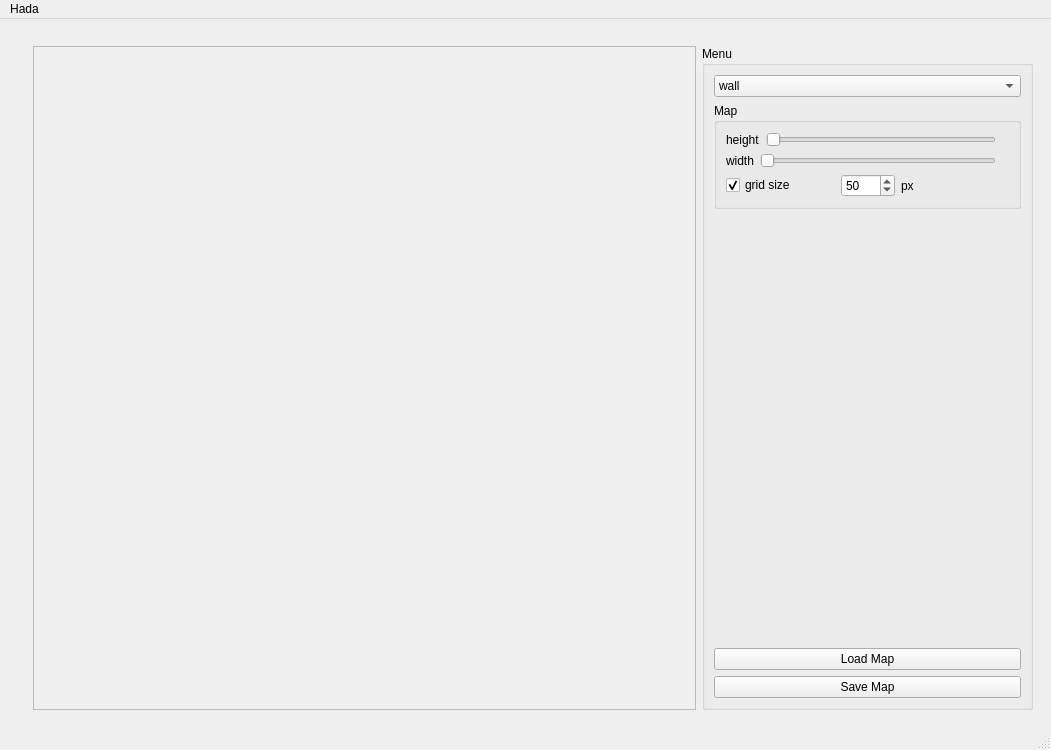
Before: the Qt Designer form mainwindow.ui in LaserShrimp/Hada, drawn with Qt 5.
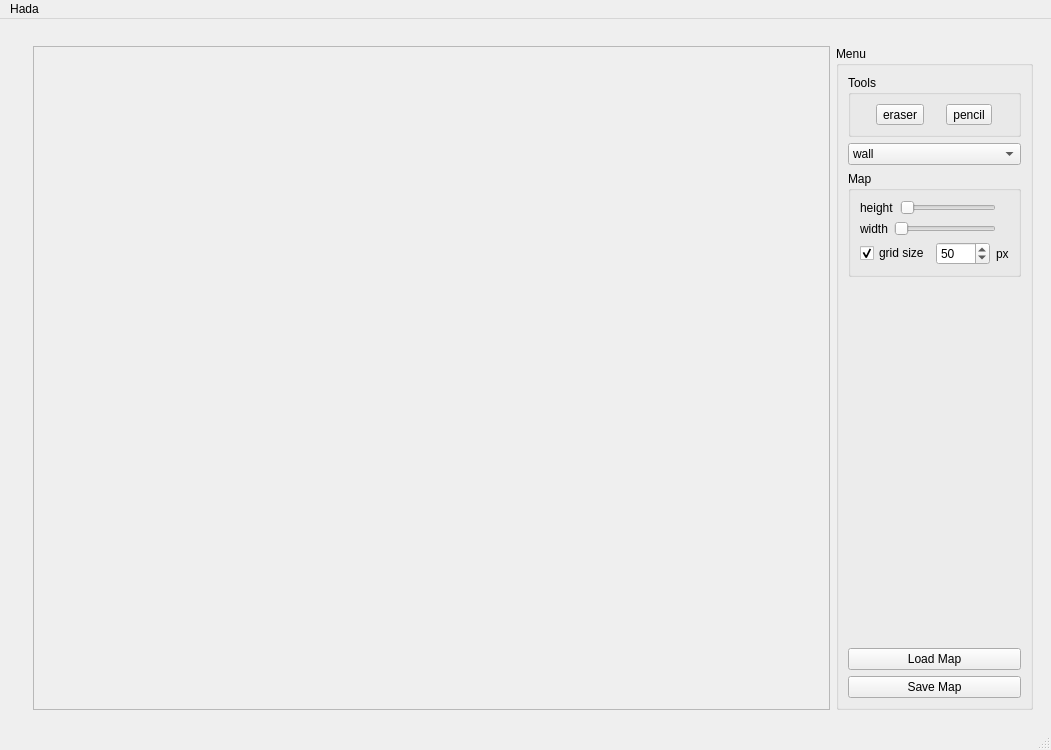
After: the same form once the commit is applied.

Commit message: replaced vector with a map

The edit to the form file:
```diff
--- a/mainwindow.ui
+++ b/mainwindow.ui
@@ -38,7 +38,7 @@
         <verstretch>1</verstretch>
        </sizepolicy>
       </property>
-      <layout class="QHBoxLayout" name="horizontalLayout" stretch="2,1">
+      <layout class="QHBoxLayout" name="horizontalLayout" stretch="2,0">
        <property name="sizeConstraint">
         <enum>QLayout::SetNoConstraint</enum>
        </property>
@@ -61,7 +61,7 @@
            <rect>
             <x>0</x>
             <y>0</y>
-            <width>661</width>
+            <width>769</width>
             <height>659</height>
            </rect>
           </property>
@@ -88,10 +88,39 @@
          <property name="flat">
           <bool>false</bool>
          </property>
-         <layout class="QVBoxLayout" name="verticalLayout_3" stretch="0,0,0,0">
+         <layout class="QVBoxLayout" name="verticalLayout_3" stretch="0,0,0,0,0">
           <property name="sizeConstraint">
            <enum>QLayout::SetMaximumSize</enum>
           </property>
+          <item>
+           <widget class="QGroupBox" name="groupBox">
+            <property name="title">
+             <string>Tools</string>
+            </property>
+            <layout class="QHBoxLayout" name="horizontalLayout_6">
+             <item>
+              <widget class="QToolButton" name="toolButton_2">
+               <property name="toolTip">
+                <string>&lt;html&gt;&lt;head/&gt;&lt;body&gt;&lt;p align=&quot;center&quot;&gt;eraser&lt;/p&gt;&lt;/body&gt;&lt;/html&gt;</string>
+               </property>
+               <property name="text">
+                <string>eraser</string>
+               </property>
+              </widget>
+             </item>
+             <item>
+              <widget class="QToolButton" name="toolButton">
+               <property name="toolTip">
+                <string>&lt;html&gt;&lt;head/&gt;&lt;body&gt;&lt;p align=&quot;center&quot;&gt;pencil&lt;/p&gt;&lt;/body&gt;&lt;/html&gt;</string>
+               </property>
+               <property name="text">
+                <string>pencil</string>
+               </property>
+              </widget>
+             </item>
+            </layout>
+           </widget>
+          </item>
           <item>
            <widget class="QComboBox" name="comboBox">
             <item>
```
The commit also changes 2 other files.
